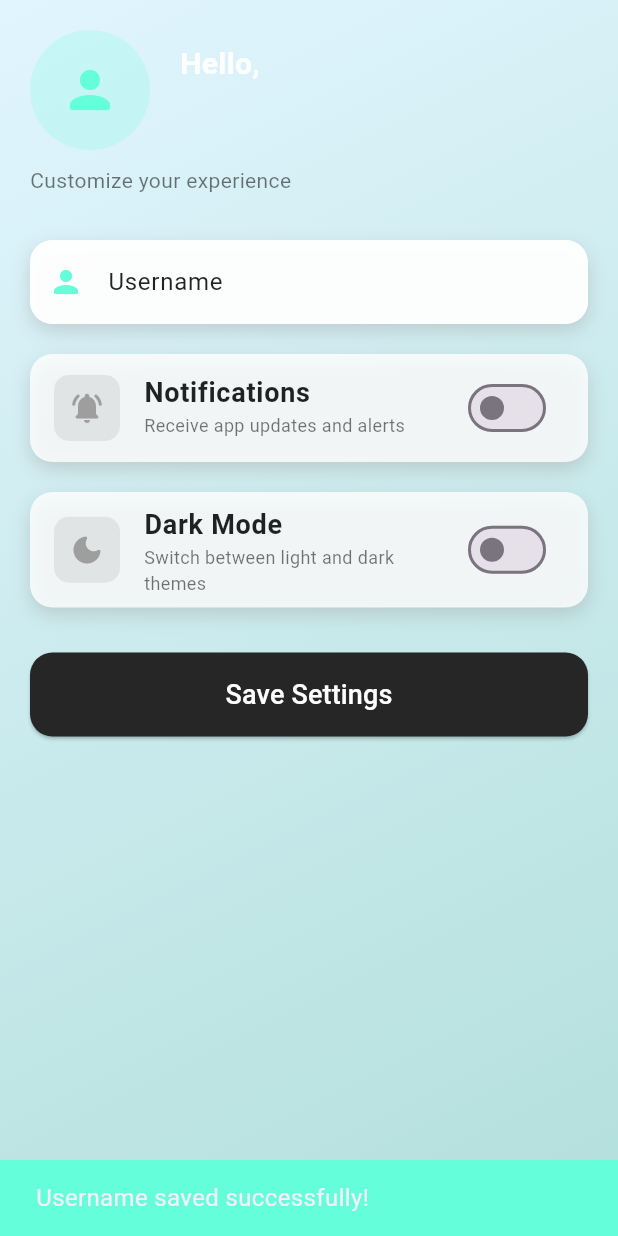
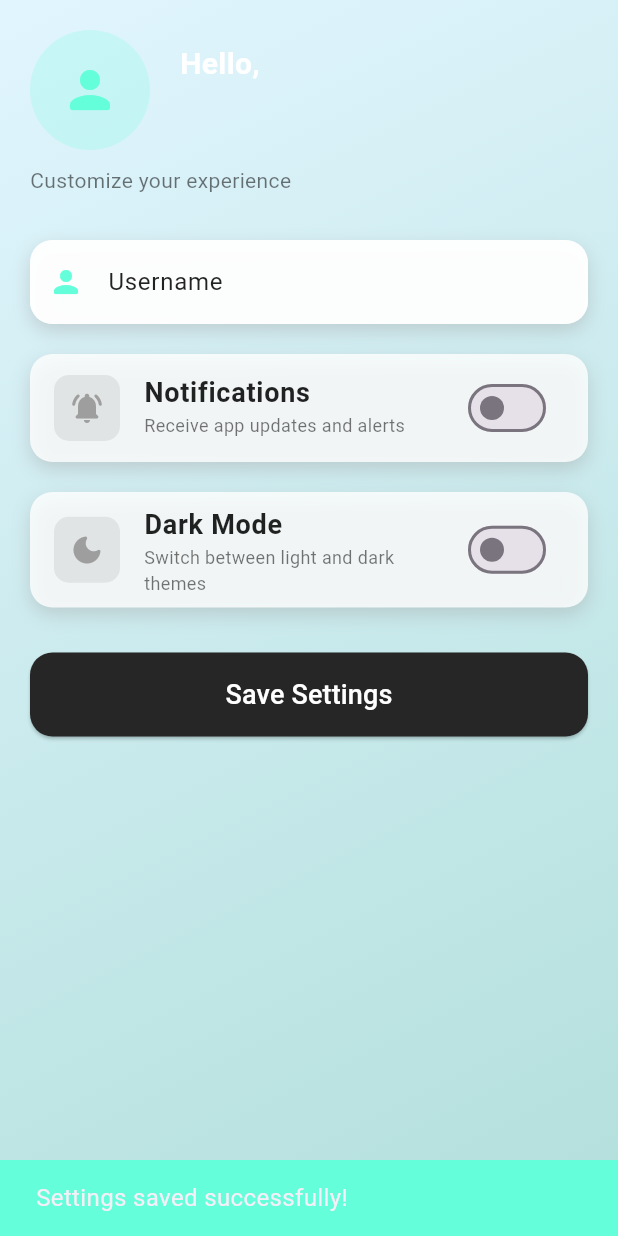
Before and after one commit to keerthana2331/shared_preferences, a Flutter app: the screen it shows after launch, after a tap on "Save Settings", on a phone screen of 412 x 824 dp. Run offline on Flutter 3.47's test engine with Material 3 defaults, Android fonts, the light colour scheme and no system bars; our stand-ins replace shared_preferences.

Commit message:
made some changes into it

```diff
--- a/lib/settings_screen.dart
+++ b/lib/settings_screen.dart
@@ -28,9 +28,10 @@ class SettingsScreenState extends State<SettingsScreen> {
   void initState() {
     super.initState();
     loadUsername();
+    loadNotificationState();
   }
 
-  loadUsername() async {
+  Future<void> loadUsername() async {
     SharedPreferences prefs = await SharedPreferences.getInstance();
     setState(() {
       username = prefs.getString('username') ?? '';
@@ -38,12 +39,24 @@ class SettingsScreenState extends State<SettingsScreen> {
     });
   }
 
-  saveUsername(String username) async {
+  Future<void> saveUsername(String username) async {
     SharedPreferences prefs = await SharedPreferences.getInstance();
     prefs.setString('username', username);
   }
 
-  showSnackbar(String message) {
+  Future<void> loadNotificationState() async {
+    SharedPreferences prefs = await SharedPreferences.getInstance();
+    setState(() {
+      enableNotifications = prefs.getBool('enableNotifications') ?? false;
+    });
+  }
+
+  Future<void> saveNotificationState(bool value) async {
+    SharedPreferences prefs = await SharedPreferences.getInstance();
+    prefs.setBool('enableNotifications', value);
+  }
+
+  void showSnackbar(String message) {
     ScaffoldMessenger.of(context).showSnackBar(
       SnackBar(
         content: Text(message),
@@ -82,17 +95,19 @@ class SettingsScreenState extends State<SettingsScreen> {
                       subtitle: 'Receive app updates and alerts',
                       icon: Icons.notifications_active_rounded,
                       value: enableNotifications,
-                      onChanged: (value) =>
-                          setState(() => enableNotifications = value),
+                      onChanged: (value) {
+                        setState(() => enableNotifications = value);
+                        saveNotificationState(value);
+                      },
                     ),
                     buildSettingOption(
                       title: 'Dark Mode',
                       subtitle: 'Switch between light and dark themes',
                       icon: Icons.dark_mode_rounded,
                       value: widget.isDarkTheme,
-                      onChanged: (value) => widget.onThemeChanged(value),
+                      onChanged: widget.onThemeChanged,
                     ),
-                    _buildSaveButton(),
+                    buildSaveButton(),
                   ],
                 ),
               ),
@@ -282,13 +297,13 @@ class SettingsScreenState extends State<SettingsScreen> {
     );
   }
 
-  Widget _buildSaveButton() {
+  Widget buildSaveButton() {
     return Padding(
       padding: const EdgeInsets.symmetric(vertical: 20.0),
       child: ElevatedButton(
         onPressed: () {
           saveUsername(username);
-          showSnackbar('Username saved successfully!');
+          showSnackbar('Settings saved successfully!');
         },
         style: ElevatedButton.styleFrom(
           backgroundColor: widget.isDarkTheme
```
Also changed, not shown: lib/main.dart (+6 -3 lines), lib/theme provider.dart (+6 -3 lines).
